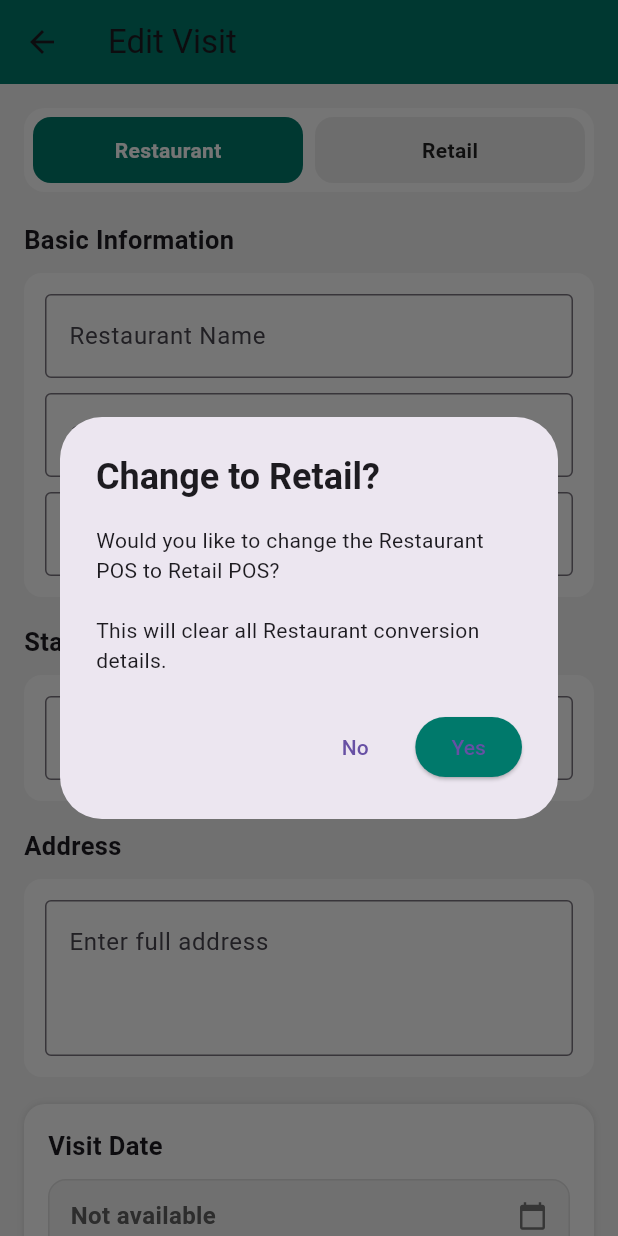
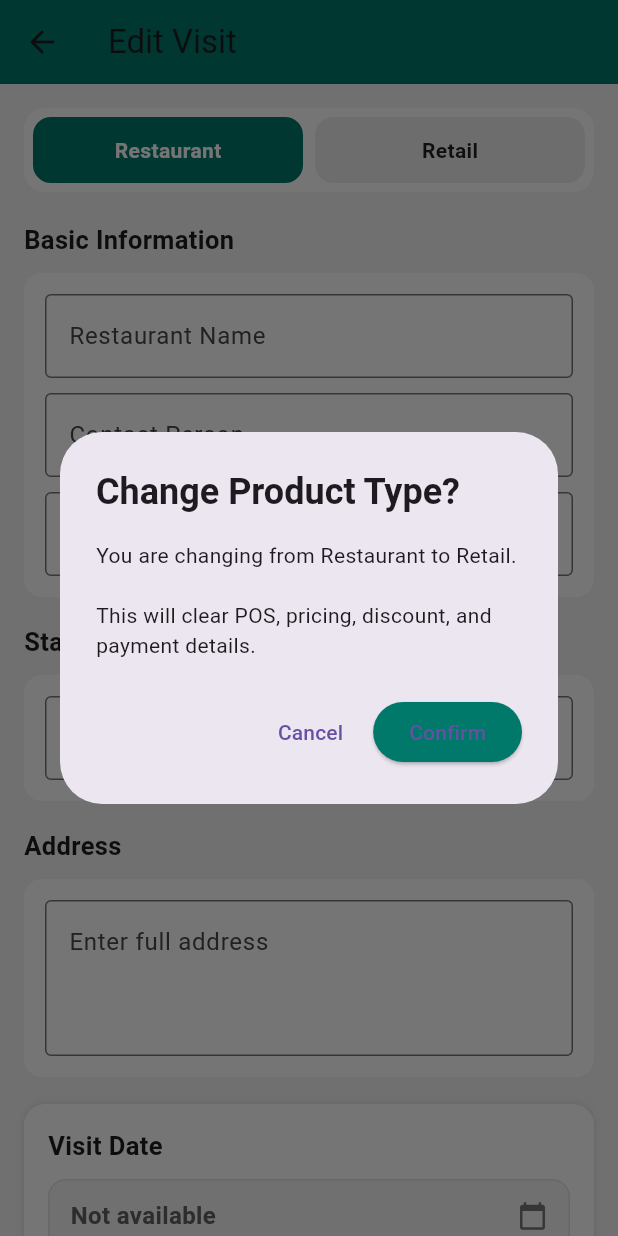
Before and after one commit to msalman231/Ew, a Flutter app: the RestaurantEditPage screen opened directly with empty values, after a tap on "Retail", on a phone screen of 412 x 824 dp. Run offline on Flutter 3.47's test engine with Material 3 defaults, Android fonts, the light colour scheme and no system bars; our stand-ins replace fl_chart, flutter_secure_storage, flutter_svg, geocoding, geolocator, shared_preferences; accounts and stored records are empty.

Commit message:
function changes

```diff
--- a/lib/screens/user/restaurant_edit.dart
+++ b/lib/screens/user/restaurant_edit.dart
@@ -88,24 +88,6 @@ class _RestaurantEditPageState extends State<RestaurantEditPage> {
       default:
         return "";
     }
-  }
-
-  void _resetConversionForRetail() {
-    // POS & pricing
-    selectedPos.clear();
-    costCtrl.clear();
-    discountCtrl.clear();
-    toPayCtrl.clear();
-
-    // Payments
-    deposits.clear();
-    depositAmountCtrl.clear();
-    selectedPaymentMethod = null;
-
-    // Email (conversion specific)
-    emailCtrl.clear();
-
-    setState(() {});
   }
 
   String _mapUiToBackendResType(String ui) {
@@ -239,50 +221,6 @@ class _RestaurantEditPageState extends State<RestaurantEditPage> {
     return selectedPaymentMethod != null && amt > 0;
   }
 
-  Future<void> _confirmSwitchToRetail() async {
-    final result = await showDialog<bool>(
-      context: context,
-      barrierDismissible: false,
-      builder: (ctx) {
-        return AlertDialog(
-          title: const Text(
-            "Change to Retail?",
-            style: TextStyle(fontWeight: FontWeight.w700),
-          ),
-          content: const Text(
-            "Would you like to change the Restaurant POS to Retail POS?\n\n"
-            "This will clear all Restaurant conversion details.",
-          ),
-          actions: [
-            TextButton(
-              onPressed: () => Navigator.pop(ctx, false),
-              child: const Text("No"),
-            ),
-            ElevatedButton(
-              onPressed: () => Navigator.pop(ctx, true),
-              style: ElevatedButton.styleFrom(
-                backgroundColor: Colors.teal.shade700,
-              ),
-              child: const Text("Yes"),
-            ),
-          ],
-        );
-      },
-    );
-
-    if (result == true) {
-      setState(() {
-        selectedTopTab = "Retail";
-
-        _resetConversionForRetail();
-
-        // Force retail price
-        costCtrl.text = retailFixedPrice.toString();
-        _recalculateToPay();
-      });
-    }
-  }
-
   // price logic
   void _recalculateCost() {
     if (selectedTopTab == "Retail") {
@@ -385,6 +323,41 @@ class _RestaurantEditPageState extends State<RestaurantEditPage> {
     if (picked != null) {
       setState(() => createdAt = picked);
     }
+  }
+
+  Future<bool> _confirmProductSwitch({
+    required String from,
+    required String to,
+  }) async {
+    final result = await showDialog<bool>(
+      context: context,
+      barrierDismissible: false,
+      builder: (ctx) => AlertDialog(
+        title: const Text(
+          "Change Product Type?",
+          style: TextStyle(fontWeight: FontWeight.w700),
+        ),
+        content: Text(
+          "You are changing from $from to $to.\n\n"
+          "This will clear POS, pricing, discount, and payment details.",
+        ),
+        actions: [
+          TextButton(
+            onPressed: () => Navigator.pop(ctx, false),
+            child: const Text("Cancel"),
+          ),
+          ElevatedButton(
+            onPressed: () => Navigator.pop(ctx, true),
+            style: ElevatedButton.styleFrom(
+              backgroundColor: Colors.teal.shade700,
+            ),
+            child: const Text("Confirm"),
+          ),
+        ],
+      ),
+    );
+
+    return result == true;
   }
 
   // ------------------ update send to backend ------------------
@@ -639,19 +612,25 @@ class _RestaurantEditPageState extends State<RestaurantEditPage> {
         onTap: () async {
           if (label == selectedTopTab) return;
 
-          //  EDIT MODE + Restaurant → Retail
-          if (_isEditMode &&
-              selectedTopTab == "Restaurant" &&
-              label == "Retail") {
-            await _confirmSwitchToRetail();
-            return;
-          }
+          final confirmed = await _confirmProductSwitch(
+            from: selectedTopTab,
+            to: label,
+          );
 
-          // Normal switch (Retail → Restaurant OR others)
+          if (!confirmed) return;
+
           setState(() {
             selectedTopTab = label;
 
+            // 🔥 RESET ALL PRODUCT-SENSITIVE DATA
             selectedPos.clear();
+            deposits.clear();
+            depositAmountCtrl.clear();
+            selectedPaymentMethod = null;
+
+            emailCtrl.clear();
+            discountCtrl.clear();
+            toPayCtrl.clear();
 
             if (label == "Retail") {
               costCtrl.text = retailFixedPrice.toString();
```
Also changed, not shown: lib/screens/user/restaurant_form_page.dart (+111 -0 lines).
